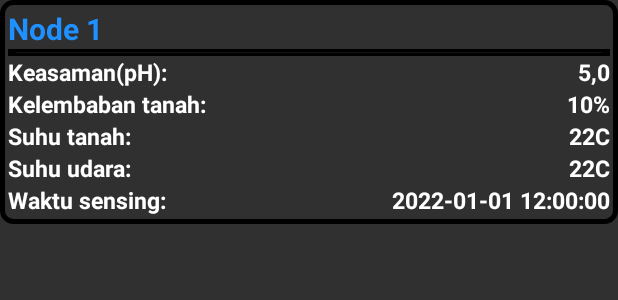
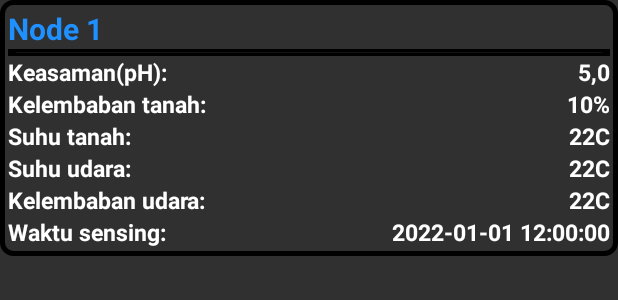
Before and after one commit to brzztb/SkripsiWSN, an Android app: the layout recycleview_history_item.xml on its own in the app's theme, with its tools: preview values and no code run, on a phone screen of 412 x 824 dp. Shown: the top 300 px of the screen. Run offline under Robolectric (Android 15) with nearby library versions, the phone set to English and light mode, and no system bars.

Commit message:
Fix ver 1

```diff
--- a/app/src/main/java/com/example/aplikasiwsn/activities/SensingActivity.java
+++ b/app/src/main/java/com/example/aplikasiwsn/activities/SensingActivity.java
@@ -38,7 +38,7 @@ public class SensingActivity extends AppCompatActivity {
         setContentView(R.layout.activity_sensing);
 
         Retrofit retrofit = new Retrofit.Builder()
-                .baseUrl("http://192.168.43.153:8000/")
+                .baseUrl("http://192.168.1.48:8000/")
                 .addConverterFactory(GsonConverterFactory.create())
                 .build();
 
--- a/app/src/main/java/com/example/aplikasiwsn/activities/StatusActivity.java
+++ b/app/src/main/java/com/example/aplikasiwsn/activities/StatusActivity.java
@@ -42,7 +42,7 @@ public class StatusActivity extends AppCompatActivity {
         setContentView(R.layout.activity_status);
 
         Retrofit retrofit = new Retrofit.Builder()
-                .baseUrl("http://192.168.43.153:8000/")
+                .baseUrl("http://192.168.1.48:8000/")
                 .addConverterFactory(GsonConverterFactory.create())
                 .build();
 
--- a/app/src/main/java/com/example/aplikasiwsn/adapters/RecycleViewSensingAdapter.java
+++ b/app/src/main/java/com/example/aplikasiwsn/adapters/RecycleViewSensingAdapter.java
@@ -59,12 +59,14 @@ public class RecycleViewSensingAdapter extends RecyclerView.Adapter<RecycleViewS
         String suhuTanah = nodes.get(position).getSuhu_tanah();
         String suhuUdara = nodes.get(position).getSuhu_udara();
         String waktu = nodes.get(position).getWaktu_sensing();
+        String kelembabanUdara = nodes.get(position).getKelembaban_udara();
 
         holder.tv_rvsensing_name.setText(namaNode);
         holder.tv_rvsensing_keasaman_text.setText(keasaman);
         holder.tv_rvsensing_kelembaban_text.setText(kelembabanTanah);
         holder.tv_rvsensing_tanah_text.setText(suhuTanah);
         holder.tv_rvsensing_udara_text.setText(suhuUdara);
+        holder.tv_rvsensing_kelembaban_udara_text.setText(kelembabanUdara);
         holder.tv_rvsensing_waktu_text.setText(waktu);
     }
 
@@ -84,6 +86,7 @@ public class RecycleViewSensingAdapter extends RecyclerView.Adapter<RecycleViewS
         TextView tv_rvsensing_tanah_text;
         TextView tv_rvsensing_udara_text;
         TextView tv_rvsensing_waktu_text;
+        TextView tv_rvsensing_kelembaban_udara_text;
         ConstraintLayout clSensing;
 
         ViewHolder(View itemView) {
@@ -95,6 +98,7 @@ public class RecycleViewSensingAdapter extends RecyclerView.Adapter<RecycleViewS
             tv_rvsensing_tanah_text = itemView.findViewById(R.id.tv_rvsensing_tanah_text);
             tv_rvsensing_udara_text = itemView.findViewById(R.id.tv_rvsensing_udara_text);
             tv_rvsensing_waktu_text = itemView.findViewById(R.id.tv_rvsensing_waktu_text);
+            tv_rvsensing_kelembaban_udara_text = itemView.findViewById(R.id.tv_rvsensing_kelembaban_udara_text);
             clSensing = itemView.findViewById(R.id.cl_sensing);
             itemView.setOnClickListener(this);
         }
--- a/app/src/main/java/com/example/aplikasiwsn/services/TanahService.java
+++ b/app/src/main/java/com/example/aplikasiwsn/services/TanahService.java
@@ -10,6 +10,6 @@ import retrofit2.http.Path;
 import retrofit2.http.Query;
 
 public interface TanahService {
-    @GET("tanah/{node}/{spinner}")
-    Call<ArrayList<Tanah>> getNodeSensor(@Path("node") String node, @Path("spinner") String spinnerMenu, @Query("sort") String sort);
+    @GET("tanah")
+    Call<ArrayList<Tanah>> getNodeSensor( @Query("spinner") String spinnerMenu, @Query("sort") String sort);
 }
--- a/app/src/main/res/layout/recycleview_history_item.xml
+++ b/app/src/main/res/layout/recycleview_history_item.xml
@@ -115,6 +115,26 @@
         app:layout_constraintTop_toBottomOf="@id/tv_rvhistory_tanah_text"
         android:text="22C" />
     <TextView
+        android:id="@+id/tv_rvhistory_kelembaban_udara"
+        android:layout_width="175dp"
+        android:layout_height="wrap_content"
+        android:textColor="@color/white"
+        android:textSize="15sp"
+        android:textStyle="bold"
+        app:layout_constraintLeft_toLeftOf="parent"
+        app:layout_constraintTop_toBottomOf="@id/tv_rvhistory_udara"
+        android:text="Kelembaban udara: " />
+    <TextView
+        android:id="@+id/tv_rvhistory_kelembaban_udara_text"
+        android:layout_width="wrap_content"
+        android:layout_height="wrap_content"
+        android:textColor="@color/white"
+        android:textSize="15sp"
+        android:textStyle="bold"
+        app:layout_constraintRight_toRightOf="parent"
+        app:layout_constraintTop_toBottomOf="@id/tv_rvhistory_udara_text"
+        android:text="22C" />
+    <TextView
         android:id="@+id/tv_rvhistory_waktu"
         android:layout_width="175dp"
         android:layout_height="wrap_content"
@@ -122,7 +142,7 @@
         android:textSize="15sp"
         android:textStyle="bold"
         app:layout_constraintLeft_toLeftOf="parent"
-        app:layout_constraintTop_toBottomOf="@id/tv_rvhistory_udara"
+        app:layout_constraintTop_toBottomOf="@id/tv_rvhistory_kelembaban_udara"
         android:text="Waktu sensing: " />
     <TextView
         android:id="@+id/tv_rvhistory_waktu_text"
@@ -132,7 +152,7 @@
         android:textSize="15sp"
         android:textStyle="bold"
         app:layout_constraintRight_toRightOf="parent"
-        app:layout_constraintTop_toBottomOf="@id/tv_rvhistory_udara_text"
+        app:layout_constraintTop_toBottomOf="@id/tv_rvhistory_kelembaban_udara_text"
         android:text="2022-01-01 12:00:00" />
 
 </androidx.constraintlayout.widget.ConstraintLayout>
```
Also changed, not shown: app/src/main/java/com/example/aplikasiwsn/activities/HistoryActivity.java (+62 -25 lines), app/src/main/java/com/example/aplikasiwsn/adapters/RecycleViewHistoryAdapter.java (+8 -0 lines), app/src/main/res/layout/recycleview_sensing_item.xml (+20 -0 lines), app/src/main/res/values/arrays.xml (added, +11 -0 lines).
